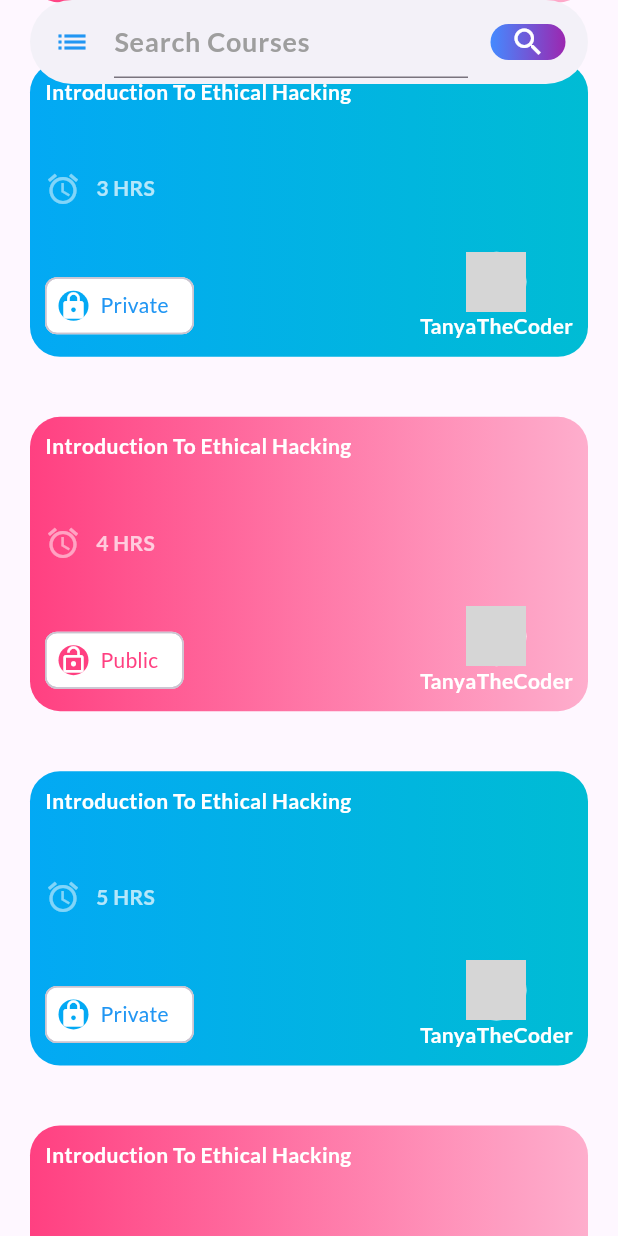
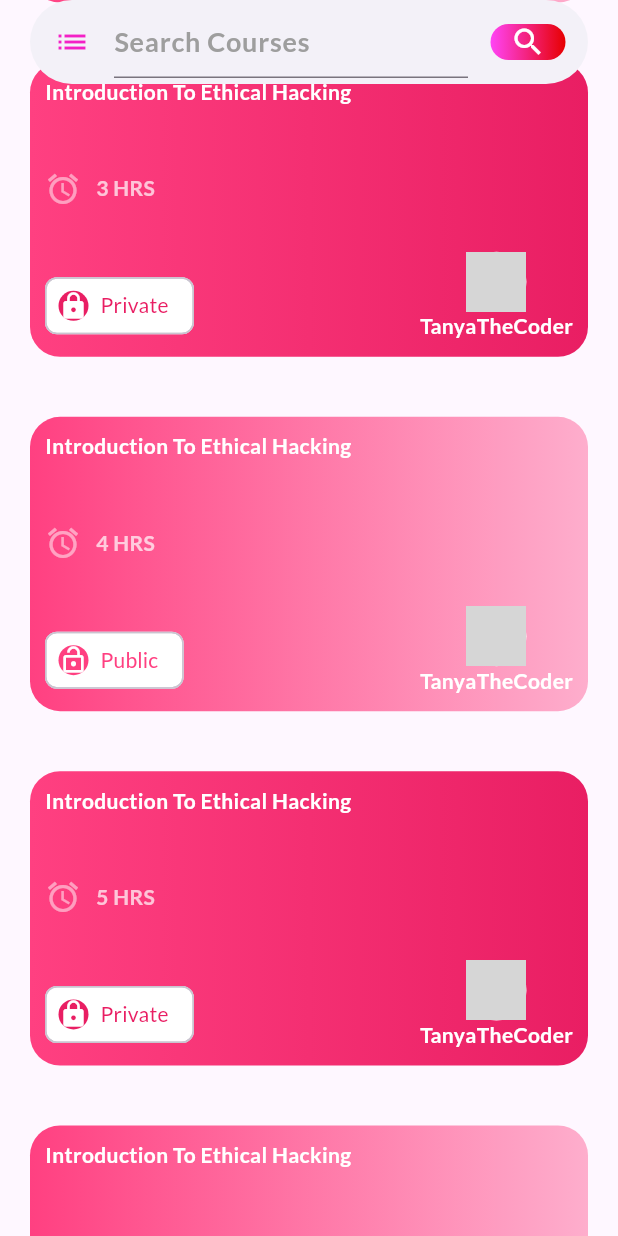
Before and after one commit to cinna03/HERitage, a Flutter app: the ExplorePage screen opened directly, scrolled down 1152 dp, on a phone screen of 412 x 824 dp. Run offline on Flutter 3.47's test engine with Material 3 defaults, Android fonts, the phone set to English and light mode, and no system bars; our stand-ins replace carousel_slider, device_preview, firebase_auth, firebase_core, modal_progress_hud_nsn; accounts and stored records are empty; network calls fail; grey boxes are pictures that could not be loaded.

Commit message:
UI updates

```diff
--- a/lib/ui/base.dart
+++ b/lib/ui/base.dart
@@ -35,7 +35,7 @@ class _BaseState extends State<Base> {
       onTap: _onTap,
       currentIndex: _current,
       type: BottomNavigationBarType.fixed,
-      selectedItemColor: Color(0xff4769FF),
+      selectedItemColor: Color.fromARGB(255, 255, 71, 200),
       unselectedItemColor: Color(0xffE9E9EA),
       selectedLabelStyle: TextStyle(fontWeight: FontWeight.bold),
       unselectedLabelStyle: TextStyle(fontWeight: FontWeight.normal),
--- a/lib/ui/explore.dart
+++ b/lib/ui/explore.dart
@@ -1,8 +1,6 @@
 import 'dart:async';
 
-import 'package:flutter/cupertino.dart';
 import 'package:flutter/material.dart';
-import 'package:flutter/widgets.dart';
 
 class ExplorePage extends StatefulWidget {
 ExplorePage({Key? key, required this.title}) : super(key: key);
@@ -104,15 +102,15 @@ class _ExplorePageState extends State<ExplorePage> with TickerProviderStateMixin
                   textAlign: TextAlign.center,
                   text: TextSpan(
                       children: [
-                        TextSpan(text : 'Course', style: TextStyle(
+                        TextSpan(text : 'Her', style: TextStyle(
                             fontWeight: FontWeight.w600,
                             color: Colors.black,
                             fontSize: 25
                         )),
-                        TextSpan(text: 'hub',
+                        TextSpan(text: 'Money',
                             style: TextStyle(
                                 fontSize: 25,
-                                color: Colors.blue,
+                                color: const Color.fromARGB(255, 243, 33, 180),
                                 fontWeight: FontWeight.w600
                             )
                         )
@@ -122,7 +120,7 @@ class _ExplorePageState extends State<ExplorePage> with TickerProviderStateMixin
                 padding: EdgeInsets.only(left: 10, top: 10),
                 child: Container(
 
-                  child: Image.asset('assets/images/Coursehub logo.png'),),
+                  child: Image.asset('assets/images/hermoneylogo.png'),),
               ),
               backgroundColor: Colors.white,
 
@@ -220,7 +218,7 @@ class _ExplorePageState extends State<ExplorePage> with TickerProviderStateMixin
                   backgroundColor: Colors.white,
                   pinned: true,
                   floating: true,
-                  leading: Icon(Icons.list, color: Colors.blue,),
+                  leading: Icon(Icons.list, color: const Color.fromARGB(255, 243, 33, 198),),
                   actions: [
                     Padding(
                       padding: EdgeInsets.all(15),
@@ -230,8 +228,8 @@ class _ExplorePageState extends State<ExplorePage> with TickerProviderStateMixin
                             borderRadius: BorderRadius.circular(20),
                             gradient: LinearGradient(
                                 colors: [
-                                  Colors.blueAccent,
-                                  Colors.purple
+                                  const Color.fromARGB(255, 255, 68, 246),
+                                  const Color.fromARGB(255, 231, 0, 0)
                                 ]
                             )
                         ),
@@ -252,7 +250,7 @@ class _ExplorePageState extends State<ExplorePage> with TickerProviderStateMixin
                       child: TextField(
                         decoration: InputDecoration(
                           border:null ,
-                          focusColor: Colors.blueAccent,
+                          focusColor: const Color.fromARGB(255, 249, 68, 255),
                           hintText: 'Search Courses',
                           hintStyle: TextStyle(
                               color: Colors.grey,
@@ -286,7 +284,7 @@ class _ExplorePageState extends State<ExplorePage> with TickerProviderStateMixin
                       child: Text(
                         'Top Developers'.toUpperCase(),
                         style: TextStyle(
-                          color: Colors.blue,
+                          color: const Color.fromARGB(255, 243, 33, 215),
                           fontSize: 25,
                           fontWeight: FontWeight.w900
                         ),
@@ -320,8 +318,8 @@ class _ExplorePageState extends State<ExplorePage> with TickerProviderStateMixin
                                   end: Alignment.bottomCenter,
 
                                   colors: [
-                                    Colors.cyan.withOpacity(.1),
-                                    Colors.lightBlue.withOpacity(.6),
+                                    const Color.fromARGB(255, 212, 0, 141).withOpacity(.1),
+                                    const Color.fromARGB(255, 244, 3, 212).withOpacity(.6),
 
                                   ],
                                   stops: [
@@ -362,7 +360,7 @@ class _ExplorePageState extends State<ExplorePage> with TickerProviderStateMixin
                         child: Text('Top Courses'.toUpperCase(), style: TextStyle(
                           fontWeight: FontWeight.w900,
                           fontSize: 25,
-                          color: Colors.blue
+                          color: const Color.fromARGB(255, 243, 33, 198)
                         ),),
                       );
                     }
@@ -377,8 +375,8 @@ class _ExplorePageState extends State<ExplorePage> with TickerProviderStateMixin
                                 Colors.pinkAccent,
                                 Colors.pinkAccent.withOpacity(.4)
                               ] : [
-                                Colors.lightBlue,
-                                Colors.cyan
+                                Colors.pinkAccent,
+                                Colors.pink
                               ]
                             ),
                           borderRadius: BorderRadius.circular(20)
@@ -419,11 +417,11 @@ class _ExplorePageState extends State<ExplorePage> with TickerProviderStateMixin
                                   Chip(
                                     backgroundColor: Colors.white,
                                     avatar: CircleAvatar(
-                                      backgroundColor: index%2==0?Colors.pinkAccent:Colors.lightBlue,
+                                      backgroundColor: index%2==0?Colors.pinkAccent:Colors.pink,
                                       child: Icon(index%2==0?Icons.lock_open: Icons.lock, size: 20, color: Colors.white,),
                                     ),
                                     label: Text(index%2==0?'Public' : 'Private', style: TextStyle(
-                                      color: index%2==0?Colors.pinkAccent:Colors.blue
+                                      color: index%2==0?Colors.pinkAccent:Colors.pink
                                     ),),
                                   )
                                 ],
@@ -440,7 +438,7 @@ class _ExplorePageState extends State<ExplorePage> with TickerProviderStateMixin
                                 children: [
                                   CircleAvatar(
                                     backgroundColor: Colors.white,
-                                    backgroundImage: NetworkImage('https://pbs.twimg.com/profile_images/1271971746506252290/E8bs2lts_400x400.jpg'),
+                                    backgroundImage: NetworkImage('assets/images/profile.jpg'),
                                   ),
                                   Text('TanyaTheCoder', style: TextStyle(
                                     color: Colors.white,
--- a/lib/ui/onboarding_screens.dart
+++ b/lib/ui/onboarding_screens.dart
@@ -4,7 +4,7 @@ import 'account/account.newaccount.dart';
 import 'base.dart';
 
 final List<String> imgList = [
-  'assets/images/Coursehub logo.png',
+  'assets/images/Hermoneylogo.png',
   'assets/images/home slider2.png',
   'assets/images/home slider3.png',
 ];
@@ -145,7 +145,7 @@ class _OnboardingScreenState extends State<OnboardingScreen> {
               child: Text(
                 'SIGN UP',
                 style: TextStyle(
-                  color: const Color.fromARGB(255, 241, 5, 151),
+                  color: const Color.fromARGB(255, 255, 255, 255),
                   fontFamily: 'Lato',
                   fontWeight: FontWeight.bold,
                 ),
--- a/lib/ui/singlecoursepage/singlecourse.dart
+++ b/lib/ui/singlecoursepage/singlecourse.dart
@@ -96,7 +96,7 @@ class _SingleCoursePageState extends State<SingleCoursePage> {
                   width: double.infinity,
                   decoration: BoxDecoration(
                     borderRadius: const BorderRadius.all(Radius.circular(10)),
-                    color: Colors.blue[600],
+                    color: Colors.pink[600],
                   ),
                 ),
                 SizedBox(height: 15),
@@ -127,7 +127,7 @@ class _SingleCoursePageState extends State<SingleCoursePage> {
                                   decoration: BoxDecoration(
                                     borderRadius: const BorderRadius.all(
                                         Radius.circular(8)),
-                                    color: Colors.blue[600],
+                                    color: Colors.pink[600],
                                   ),
                                 ),
                                 SizedBox(
--- a/lib/ui/singlecoursepage/singlelesson.dart
+++ b/lib/ui/singlecoursepage/singlelesson.dart
@@ -31,13 +31,13 @@ class _SingleLessonPageState extends State<SingleLessonPage> {
                             children: <Widget>[
                               Icon(
                                 Icons.arrow_back,
-                                color: mainBlue,
+                                color: Colors.pink,
                               ),
                               SizedBox(width: 15),
                               Text(
                                 'Introduction to Ethical Hacking',
                                 style: TextStyle(
-                                  color: mainBlue,
+                                  color: Colors.pink,
                                   fontSize: 17,
                                 ),
                               ),
--- a/lib/widgets/hermoney.appbar.dart
+++ b/lib/widgets/hermoney.appbar.dart
@@ -42,7 +42,7 @@ class CourseHubAppBar extends StatelessWidget {
                 Padding(
                   padding: const EdgeInsets.all(5.0),
                   child: Image.asset(
-                    'assets/images/Coursehub logo.png',
+                    'assets/images/Hermoneylogo.png',
                   ),
                 ),
                 RichText(
@@ -52,8 +52,8 @@ class CourseHubAppBar extends StatelessWidget {
                       fontWeight: FontWeight.bold,
                     ),
                     children: <TextSpan>[
-                      TextSpan(text: 'Course', style: courseStyle),
-                      TextSpan(text: 'hub', style: hubStyle),
+                      TextSpan(text: 'Her', style: courseStyle),
+                      TextSpan(text: 'Money', style: hubStyle),
                     ],
                   ),
                 ),
```
Also changed, not shown: assets/images/Hermoneylogo.png (added), assets/images/home slider2.png, assets/images/home slider3.png, 1 other file.
